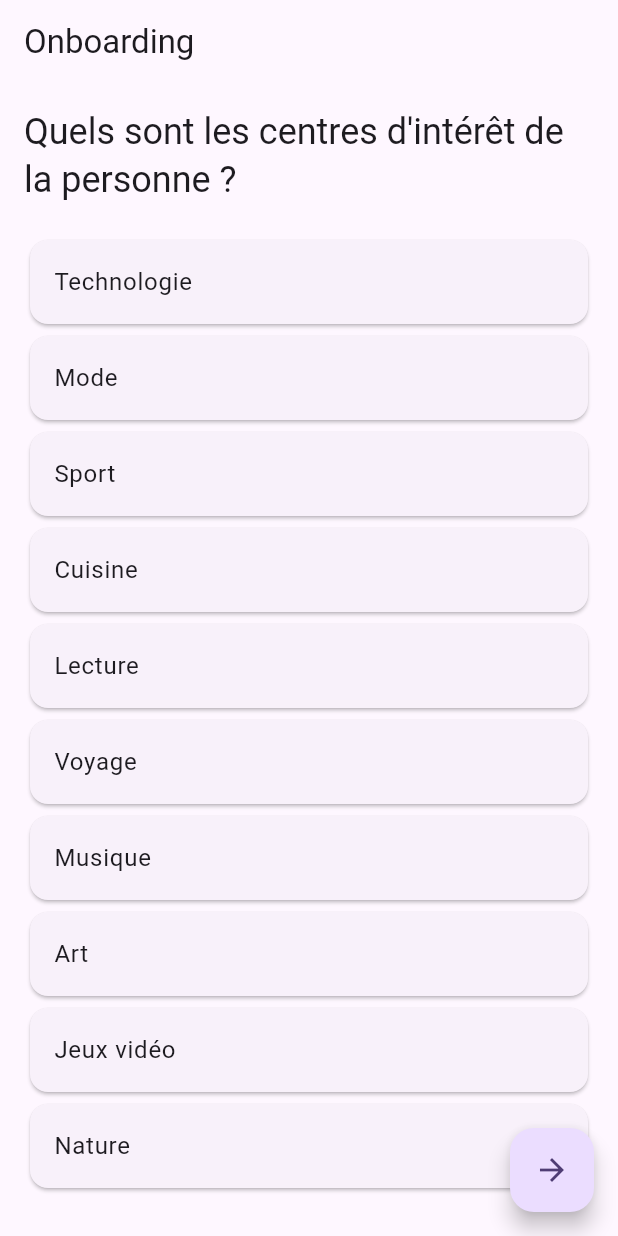
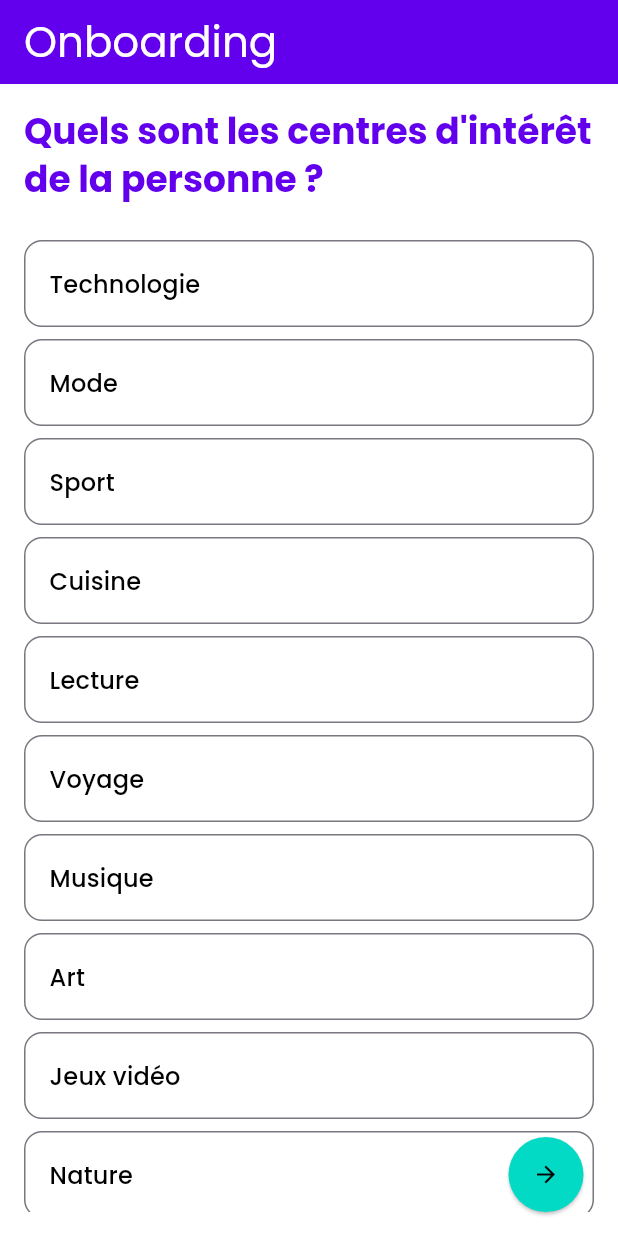
Before and after one commit to FabriceACohen/gifthunt, a Flutter app: the screen it shows after launch, on a phone screen of 412 x 824 dp. Run offline on Flutter 3.47's test engine with Material 3 defaults, Android fonts, the phone set to English and light mode, and no system bars; our stand-ins replace cloud_firestore, firebase_core, flutter_riverpod, freezed_annotation, go_router, google_fonts and 1 more; accounts and stored records are empty; generated files the repository leaves out were written again.

Commit message:
feat: Step 7.5 - Design improvement and custom theme implemented

```diff
--- a/lib/main.dart
+++ b/lib/main.dart
@@ -1,8 +1,9 @@
+import 'package:firebase_core/firebase_core.dart';
 import 'package:flutter/material.dart';
 import 'package:flutter_riverpod/flutter_riverpod.dart';
+import 'package:gifthunt/firebase_options.dart';
 import 'package:gifthunt/src/presentation/routing/app_router.dart';
-import 'package:firebase_core/firebase_core.dart';
-import 'package:gifthunt/firebase_options.dart';
+import 'package:google_fonts/google_fonts.dart';
 
 void main() async {
   WidgetsFlutterBinding.ensureInitialized();
@@ -17,11 +18,29 @@
 
   @override
   Widget build(BuildContext context) {
+    // Define a custom ColorScheme
+    final ColorScheme customColorScheme = ColorScheme.fromSeed(
+      seedColor: Colors.deepPurple,
+      primary: const Color(0xFF6200EE), // A vibrant purple
+      secondary: const Color(0xFF03DAC6), // A bright teal
+      tertiary: const Color(0xFFBB86FC), // A lighter purple
+      error: const Color(0xFFB00020), // Standard error red
+      surface: const Color(0xFFFFFFFF), // White surface
+      onPrimary: Colors.white,
+      onSecondary: Colors.black,
+      onTertiary: Colors.black,
+      onError: Colors.white,
+      onSurface: Colors.black,
+    );
+
     return MaterialApp.router(
       title: 'GiftHunt',
       theme: ThemeData(
-        colorScheme: ColorScheme.fromSeed(seedColor: Colors.deepPurple),
+        colorScheme: customColorScheme,
         useMaterial3: true,
+        textTheme: GoogleFonts.poppinsTextTheme(
+          Theme.of(context).textTheme,
+        ),
       ),
       routerConfig: appRouter,
     );
--- a/lib/src/features/onboarding/presentation/screens/onboarding_screen.dart
+++ b/lib/src/features/onboarding/presentation/screens/onboarding_screen.dart
@@ -39,7 +39,8 @@ class _OnboardingScreenState extends ConsumerState<OnboardingScreen> {
 
     return Scaffold(
       appBar: AppBar(
-        title: const Text('Onboarding'),
+        title: Text('Onboarding', style: Theme.of(context).textTheme.headlineMedium?.copyWith(color: Theme.of(context).colorScheme.onPrimary)),
+        backgroundColor: Theme.of(context).colorScheme.primary,
       ),
       body: PageView(
         controller: _pageController,
@@ -80,7 +81,7 @@ class _OnboardingScreenState extends ConsumerState<OnboardingScreen> {
               children: [
                 Text(
                   'Quel est votre budget ?',
-                  style: Theme.of(context).textTheme.headlineSmall,
+                  style: Theme.of(context).textTheme.headlineSmall?.copyWith(color: Theme.of(context).colorScheme.primary),
                 ),
                 const SizedBox(height: 20),
                 Slider(
@@ -92,15 +93,17 @@ class _OnboardingScreenState extends ConsumerState<OnboardingScreen> {
                   onChanged: (value) {
                     giftProfileNotifier.updateBudget(value);
                   },
+                  activeColor: Theme.of(context).colorScheme.primary,
+                  inactiveColor: Theme.of(context).colorScheme.primary.withOpacity(0.3),
                 ),
-                Text('Budget: ${giftProfile.budget.round()} €'),
+                Text('Budget: ${giftProfile.budget.round()} €', style: Theme.of(context).textTheme.titleMedium?.copyWith(color: Theme.of(context).colorScheme.secondary)),
               ],
             ),
           ),
         ],
       ),
       floatingActionButton: _currentPage == 3
-          ? FloatingActionButton.extended(
+          ? ElevatedButton.icon(
               onPressed: () {
                 // TODO: Save GiftProfile data (e.g., to Firebase or local storage)
                 // For now, just navigate
@@ -108,14 +111,26 @@ class _OnboardingScreenState extends ConsumerState<OnboardingScreen> {
               },
               label: const Text('Lancer la chasse'),
               icon: const Icon(Icons.arrow_forward),
+              style: ElevatedButton.styleFrom(
+                backgroundColor: Theme.of(context).colorScheme.primary,
+                foregroundColor: Theme.of(context).colorScheme.onPrimary,
+                padding: const EdgeInsets.symmetric(horizontal: 24, vertical: 12),
+                shape: RoundedRectangleBorder(borderRadius: BorderRadius.circular(8)),
+              ),
             )
-          : FloatingActionButton(
+          : ElevatedButton(
               onPressed: () {
                 _pageController.nextPage(
                   duration: const Duration(milliseconds: 300),
                   curve: Curves.easeIn,
                 );
               },
+              style: ElevatedButton.styleFrom(
+                backgroundColor: Theme.of(context).colorScheme.secondary,
+                foregroundColor: Theme.of(context).colorScheme.onSecondary,
+                shape: const CircleBorder(),
+                padding: const EdgeInsets.all(16),
+              ),
               child: const Icon(Icons.arrow_forward),
             ),
     );
--- a/lib/src/features/onboarding/presentation/widgets/multi_choice_question_widget.dart
+++ b/lib/src/features/onboarding/presentation/widgets/multi_choice_question_widget.dart
@@ -1,4 +1,5 @@
 import 'package:flutter/material.dart';
+import 'package:google_fonts/google_fonts.dart';
 
 class MultiChoiceQuestionWidget extends StatefulWidget {
   final String question;
@@ -36,7 +37,11 @@ class _MultiChoiceQuestionWidgetState extends State<MultiChoiceQuestionWidget> {
         children: [
           Text(
             widget.question,
-            style: Theme.of(context).textTheme.headlineSmall,
+            style: GoogleFonts.poppins(
+              textStyle: Theme.of(context).textTheme.headlineSmall,
+              fontWeight: FontWeight.bold,
+              color: Theme.of(context).colorScheme.primary,
+            ),
           ),
           const SizedBox(height: 20),
           Expanded(
@@ -45,11 +50,39 @@ class _MultiChoiceQuestionWidgetState extends State<MultiChoiceQuestionWidget> {
               itemBuilder: (context, index) {
                 final option = widget.options[index];
                 final isSelected = _selectedOptions.contains(option);
-                return Card(
-                  elevation: isSelected ? 4 : 1,
+                return Container(
+                  margin: const EdgeInsets.symmetric(vertical: 4.0),
+                  decoration: BoxDecoration(
+                    color: isSelected ? Theme.of(context).colorScheme.secondary.withOpacity(0.2) : Theme.of(context).colorScheme.surface,
+                    borderRadius: BorderRadius.circular(12.0),
+                    border: Border.all(
+                      color: isSelected ? Theme.of(context).colorScheme.secondary : Theme.of(context).colorScheme.outline,
+                      width: isSelected ? 2.0 : 1.0,
+                    ),
+                    boxShadow: isSelected
+                        ? [
+                            BoxShadow(
+                              color: Theme.of(context).colorScheme.secondary.withOpacity(0.2),
+                              blurRadius: 8.0,
+                              offset: const Offset(0, 4),
+                            ),
+                          ]
+                        : [],
+                  ),
                   child: ListTile(
-                    title: Text(option),
-                    trailing: isSelected ? const Icon(Icons.check_circle) : null,
+                    title: Text(
+                      option,
+                      style: GoogleFonts.poppins(
+                        textStyle: Theme.of(context).textTheme.titleMedium,
+                        color: isSelected ? Theme.of(context).colorScheme.secondary : Theme.of(context).colorScheme.onSurface,
+                      ),
+                    ),
+                    trailing: isSelected
+                        ? Icon(
+                            Icons.check_circle,
+                            color: Theme.of(context).colorScheme.secondary,
+                          )
+                        : null,
                     onTap: () {
                       setState(() {
                         if (isSelected) {
--- a/pubspec.yaml
+++ b/pubspec.yaml
@@ -43,6 +43,7 @@ dependencies:
   freezed_annotation: ^3.0.0
   json_annotation: ^4.8.1
   url_launcher: ^6.2.2
+  google_fonts: ^6.2.1
 
 dev_dependencies:
   flutter_test:
```
Also changed, not shown: lib/src/features/game/presentation/screens/game_screen.dart (+23 -5 lines), pubspec.lock, 2 other files.
